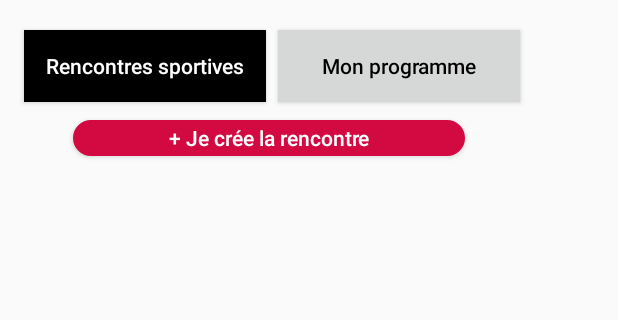
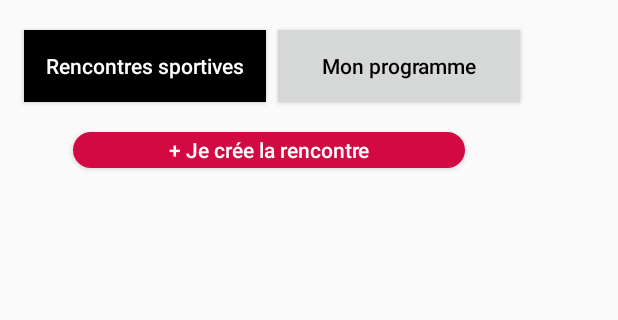
Before and after one commit to Haingue/SportIn, an Android app: the PageNav screen opened directly, with no data from a screen before it, in the side drawer, after a tap on "Messages directs", on a phone screen of 412 x 824 dp, the part 167-487 px from its top. Run offline under Robolectric (Android 15) with nearby library versions, the phone set to English and light mode, and no system bars.

```diff
--- a/SportIn/app/src/main/AndroidManifest.xml
+++ b/SportIn/app/src/main/AndroidManifest.xml
@@ -44,6 +44,11 @@
                 android:name="android.support.PARENT_ACTIVITY"
                 android:value="fr.univ_lille1.iutinfo.sportin.PageNav" />
         </activity>
+        <activity
+            android:name=".PageCreerEvent"
+            android:label="CreerEvent"
+            android:theme="@style/AppTheme.NoActionBar">
+        </activity>
     </application>
 
 </manifest>
--- a/SportIn/app/src/main/java/fr/univ_lille1/iutinfo/sportin/PageCreerEvent.java
+++ b/SportIn/app/src/main/java/fr/univ_lille1/iutinfo/sportin/PageCreerEvent.java
@@ -11,7 +11,7 @@ public class PageCreerEvent extends AppCompatActivity {
 
     protected void onCreate(Bundle savedInstanceState) {
         super.onCreate(savedInstanceState);
-        super.setContentView(R.layout.activity_login);
+        super.setContentView(R.layout.activity_creer_event);
     }
 
 }
--- a/SportIn/app/src/main/java/fr/univ_lille1/iutinfo/sportin/PageNav.java
+++ b/SportIn/app/src/main/java/fr/univ_lille1/iutinfo/sportin/PageNav.java
@@ -14,6 +14,7 @@ import android.support.v7.app.AppCompatActivity;
 import android.support.v7.widget.Toolbar;
 import android.view.Menu;
 import android.view.MenuItem;
+import android.view.View;
 import android.widget.Toast;
 
 public class PageNav extends AppCompatActivity
@@ -91,4 +92,9 @@ public class PageNav extends AppCompatActivity
         drawer.closeDrawer(GravityCompat.START);
         return true;
     }
+
+    public void afficherForm(View view){
+        Intent i=new Intent(this,PageCreerEvent.class);
+        startActivity(i);
+    }
 }
--- a/SportIn/app/src/main/java/fr/univ_lille1/iutinfo/sportin/ScrollingActivity.java
+++ b/SportIn/app/src/main/java/fr/univ_lille1/iutinfo/sportin/ScrollingActivity.java
@@ -1,5 +1,6 @@
 package fr.univ_lille1.iutinfo.sportin;
 
+import android.content.Intent;
 import android.os.Bundle;
 import android.support.design.widget.FloatingActionButton;
 import android.support.design.widget.Snackbar;
@@ -19,4 +20,6 @@ public class ScrollingActivity extends AppCompatActivity {
 
         getSupportActionBar().setDisplayHomeAsUpEnabled(true);
     }
+
+
 }
--- a/SportIn/app/src/main/res/layout/content_scrolling.xml
+++ b/SportIn/app/src/main/res/layout/content_scrolling.xml
@@ -95,13 +95,13 @@
             android:layout_marginLeft="8dp"
             android:layout_marginRight="8dp"
             android:layout_marginStart="8dp"
-            android:layout_marginTop="12dp"
+            android:layout_marginTop="20dp"
             android:background="@drawable/fond_bouton"
             android:onClick="afficherForm"
             android:text="+ Je crée la rencontre"
             android:textAllCaps="false"
             android:textColor="@android:color/white"
-            app:layout_constraintHorizontal_bias="0.503"
+            app:layout_constraintHorizontal_bias="0.506"
             app:layout_constraintLeft_toLeftOf="parent"
             app:layout_constraintRight_toRightOf="parent"
             app:layout_constraintTop_toBottomOf="@+id/toggleButton" />
@@ -123,7 +123,7 @@
 
             <ListView
                 android:layout_width="match_parent"
-                android:layout_height="match_parent" />
+                android:layout_height="372dp" />
         </LinearLayout>
 
     </android.support.constraint.ConstraintLayout>
```
